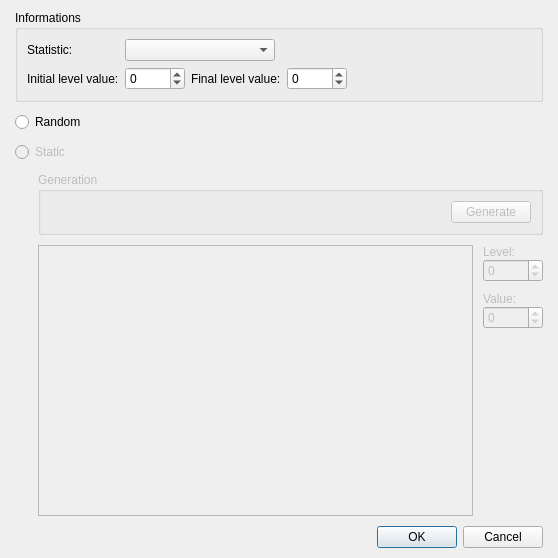
Qt form Dialogs/Systems/dialogsystemstatisticprogression.ui (RPG-Paper-Maker/RPG-Paper-Maker) before a commit.
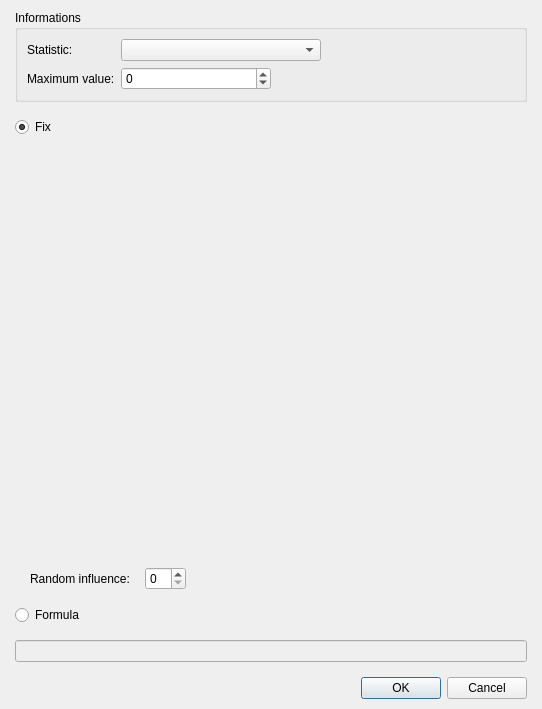
The same form after that commit. Custom widgets are drawn as their Qt base class.

Commit message: [WIP] Level up in battles (statistic progression)

```diff
--- a/Dialogs/Systems/dialogsystemstatisticprogression.ui
+++ b/Dialogs/Systems/dialogsystemstatisticprogression.ui
@@ -6,14 +6,14 @@
    <rect>
     <x>0</x>
     <y>0</y>
-    <width>558</width>
-    <height>558</height>
+    <width>542</width>
+    <height>700</height>
    </rect>
   </property>
   <property name="windowTitle">
    <string>Statistic progression...</string>
   </property>
-  <layout class="QGridLayout" name="gridLayout_5">
+  <layout class="QGridLayout" name="gridLayout_4">
    <property name="leftMargin">
     <number>15</number>
    </property>
@@ -27,101 +27,123 @@
     <number>10</number>
    </property>
    <item row="0" column="0">
-    <layout class="QVBoxLayout" name="verticalLayout_4" stretch="0,1,0">
+    <layout class="QVBoxLayout" name="verticalLayout">
      <property name="spacing">
-      <number>10</number>
+      <number>15</number>
      </property>
      <item>
+      <layout class="QGridLayout" name="gridLayout_3">
+       <item row="1" column="0" colspan="4">
+        <widget class="QRadioButton" name="radioButtonFix">
+         <property name="enabled">
+          <bool>true</bool>
+         </property>
+         <property name="text">
+          <string>Fix</string>
+         </property>
+         <property name="checked">
+          <bool>true</bool>
+         </property>
+        </widget>
+       </item>
+       <item row="4" column="0" colspan="4">
+        <widget class="QRadioButton" name="radioButtonFormula">
+         <property name="text">
+          <string>Formula</string>
+         </property>
+        </widget>
+       </item>
+       <item row="6" column="0" colspan="4">
+        <spacer name="verticalSpacer">
+         <property name="orientation">
+          <enum>Qt::Vertical</enum>
+         </property>
+         <property name="sizeHint" stdset="0">
+          <size>
+           <width>508</width>
+           <height>40</height>
+          </size>
+         </property>
+        </spacer>
+       </item>
+       <item row="2" column="0" colspan="4">
+        <widget class="PanelProgressionTable" name="panelProgressionTable" native="true">
+         <property name="minimumSize">
+          <size>
+           <width>0</width>
+           <height>400</height>
+          </size>
+         </property>
+         <property name="maximumSize">
+          <size>
+           <width>16777215</width>
+           <height>400</height>
+          </size>
+         </property>
+        </widget>
+       </item>
+       <item row="0" column="0" colspan="4">
       <widget class="QGroupBox" name="groupBox_2">
        <property name="title">
         <string>Informations</string>
        </property>
-       <layout class="QGridLayout" name="gridLayout_4">
-        <item row="0" column="0">
          <layout class="QGridLayout" name="gridLayout_2">
           <item row="0" column="0">
+           <layout class="QGridLayout" name="gridLayout">
+            <item row="0" column="0">
            <widget class="QLabel" name="label_5">
             <property name="text">
              <string>Statistic:</string>
             </property>
            </widget>
           </item>
-          <item row="0" column="1" colspan="2">
+            <item row="0" column="1">
            <widget class="QComboBox" name="comboBoxStatistic">
             <property name="minimumSize">
              <size>
-              <width>150</width>
+                <width>200</width>
               <height>0</height>
              </size>
             </property>
             <property name="maximumSize">
              <size>
-              <width>150</width>
+                <width>200</width>
               <height>16777215</height>
              </size>
             </property>
            </widget>
           </item>
-          <item row="0" column="3" colspan="3">
+            <item row="0" column="2" rowspan="2">
            <spacer name="horizontalSpacer_4">
             <property name="orientation">
              <enum>Qt::Horizontal</enum>
             </property>
             <property name="sizeHint" stdset="0">
              <size>
-              <width>198</width>
-              <height>20</height>
+                <width>118</width>
+                <height>48</height>
              </size>
             </property>
            </spacer>
           </item>
           <item row="1" column="0">
-           <widget class="QLabel" name="label">
-            <property name="text">
-             <string>Initial level value:</string>
-            </property>
-           </widget>
-          </item>
-          <item row="1" column="1">
-           <widget class="QSpinBox" name="spinBoxInitial">
-            <property name="minimumSize">
-             <size>
-              <width>60</width>
-              <height>0</height>
-             </size>
-            </property>
-            <property name="maximumSize">
-             <size>
-              <width>60</width>
-              <height>16777215</height>
-             </size>
-            </property>
-            <property name="minimum">
-             <number>-999999999</number>
-            </property>
-            <property name="maximum">
-             <number>999999999</number>
-            </property>
-           </widget>
-          </item>
-          <item row="1" column="2" colspan="2">
            <widget class="QLabel" name="label_2">
             <property name="text">
-             <string>Final level value:</string>
+               <string>Maximum value:</string>
             </property>
            </widget>
           </item>
-          <item row="1" column="4">
-           <widget class="QSpinBox" name="spinBoxFinal">
+            <item row="1" column="1">
+             <widget class="QSpinBox" name="spinBoxMaximum">
             <property name="minimumSize">
              <size>
-              <width>60</width>
+                <width>150</width>
               <height>0</height>
              </size>
             </property>
             <property name="maximumSize">
              <size>
-              <width>60</width>
+                <width>150</width>
               <height>16777215</height>
              </size>
             </property>
@@ -133,212 +155,40 @@
             </property>
            </widget>
           </item>
-          <item row="1" column="5">
-           <spacer name="horizontalSpacer_2">
-            <property name="orientation">
-             <enum>Qt::Horizontal</enum>
-            </property>
-            <property name="sizeHint" stdset="0">
-             <size>
-              <width>88</width>
-              <height>18</height>
-             </size>
-            </property>
-           </spacer>
-          </item>
          </layout>
         </item>
        </layout>
       </widget>
      </item>
-     <item>
-      <layout class="QGridLayout" name="gridLayout_3" columnstretch="0,1" rowminimumheight="0,0,0,1">
-       <item row="0" column="0" colspan="2">
-        <widget class="QRadioButton" name="radioButtonRandom">
-         <property name="text">
-          <string>Random</string>
-         </property>
-        </widget>
-       </item>
-       <item row="1" column="0" colspan="2">
-        <widget class="QRadioButton" name="radioButtonStatic">
-         <property name="enabled">
-          <bool>false</bool>
-         </property>
-         <property name="text">
-          <string>Static</string>
-         </property>
-        </widget>
-       </item>
-       <item row="2" column="0" rowspan="2">
-        <spacer name="horizontalSpacer_3">
-         <property name="orientation">
-          <enum>Qt::Horizontal</enum>
-         </property>
-         <property name="sizeHint" stdset="0">
-          <size>
-           <width>13</width>
-           <height>328</height>
-          </size>
-         </property>
-        </spacer>
-       </item>
-       <item row="2" column="1">
-        <widget class="QGroupBox" name="groupBox">
-         <property name="enabled">
-          <bool>false</bool>
-         </property>
-         <property name="title">
-          <string>Generation</string>
-         </property>
-         <layout class="QGridLayout" name="gridLayout">
-          <item row="0" column="0">
-           <layout class="QHBoxLayout" name="horizontalLayout" stretch="1,0">
-            <item>
+       <item row="3" column="3">
              <spacer name="horizontalSpacer">
               <property name="orientation">
                <enum>Qt::Horizontal</enum>
               </property>
               <property name="sizeHint" stdset="0">
                <size>
-                <width>208</width>
+           <width>288</width>
                 <height>20</height>
                </size>
               </property>
              </spacer>
             </item>
-            <item>
-             <widget class="QPushButton" name="pushButton">
-              <property name="text">
-               <string>Generate</string>
-              </property>
-             </widget>
-            </item>
-           </layout>
-          </item>
-         </layout>
+       <item row="3" column="2">
+        <widget class="QSpinBox" name="spinBoxRandom"/>
+       </item>
+       <item row="5" column="0" colspan="4">
+        <widget class="QLineEdit" name="lineEditFormula">
+         <property name="enabled">
+          <bool>false</bool>
+         </property>
         </widget>
        </item>
        <item row="3" column="1">
-        <layout class="QHBoxLayout" name="horizontalLayout_2" stretch="1,0">
-         <item>
-          <widget class="QFrame" name="frame">
-           <property name="enabled">
-            <bool>false</bool>
-           </property>
-           <property name="frameShape">
-            <enum>QFrame::StyledPanel</enum>
-           </property>
-           <property name="frameShadow">
-            <enum>QFrame::Raised</enum>
-           </property>
-          </widget>
-         </item>
-         <item>
-          <layout class="QVBoxLayout" name="verticalLayout_3" stretch="0,0,1">
-           <property name="spacing">
-            <number>10</number>
-           </property>
-           <item>
-            <layout class="QVBoxLayout" name="verticalLayout">
-             <property name="spacing">
-              <number>0</number>
-             </property>
-             <item>
-              <widget class="QLabel" name="label_3">
-               <property name="enabled">
-                <bool>false</bool>
-               </property>
+        <widget class="QLabel" name="labelRandom">
                <property name="text">
-                <string>Level:</string>
-               </property>
-              </widget>
-             </item>
-             <item>
-              <widget class="QSpinBox" name="spinBoxLevel">
-               <property name="enabled">
-                <bool>false</bool>
-               </property>
-               <property name="minimumSize">
-                <size>
-                 <width>60</width>
-                 <height>0</height>
-                </size>
-               </property>
-               <property name="maximumSize">
-                <size>
-                 <width>60</width>
-                 <height>16777215</height>
-                </size>
-               </property>
-               <property name="minimum">
-                <number>-999999999</number>
-               </property>
-               <property name="maximum">
-                <number>999999999</number>
-               </property>
-              </widget>
-             </item>
-            </layout>
-           </item>
-           <item>
-            <layout class="QVBoxLayout" name="verticalLayout_2" stretch="0,0">
-             <property name="spacing">
-              <number>0</number>
-             </property>
-             <item>
-              <widget class="QLabel" name="label_4">
-               <property name="enabled">
-                <bool>false</bool>
-               </property>
-               <property name="text">
-                <string>Value:</string>
-               </property>
-              </widget>
-             </item>
-             <item>
-              <widget class="QSpinBox" name="spinBoxValue">
-               <property name="enabled">
-                <bool>false</bool>
-               </property>
-               <property name="minimumSize">
-                <size>
-                 <width>60</width>
-                 <height>0</height>
-                </size>
-               </property>
-               <property name="maximumSize">
-                <size>
-                 <width>60</width>
-                 <height>16777215</height>
-                </size>
-               </property>
-               <property name="minimum">
-                <number>-999999999</number>
-               </property>
-               <property name="maximum">
-                <number>999999999</number>
-               </property>
-              </widget>
-             </item>
-            </layout>
-           </item>
-           <item>
-            <spacer name="verticalSpacer">
-             <property name="orientation">
-              <enum>Qt::Vertical</enum>
-             </property>
-             <property name="sizeHint" stdset="0">
-              <size>
-               <width>20</width>
-               <height>20</height>
-              </size>
-             </property>
-            </spacer>
-           </item>
-          </layout>
-         </item>
-        </layout>
+          <string>Random influence:</string>
+         </property>
+        </widget>
        </item>
       </layout>
      </item>
@@ -353,6 +203,14 @@
    </item>
   </layout>
  </widget>
+ <customwidgets>
+  <customwidget>
+   <class>PanelProgressionTable</class>
+   <extends>QWidget</extends>
+   <header>panelprogressiontable.h</header>
+   <container>1</container>
+  </customwidget>
+ </customwidgets>
  <resources/>
  <connections>
   <connection>
```
Lines whose indentation alone changed are shown as unchanged. The commit also changes 13 other files.
